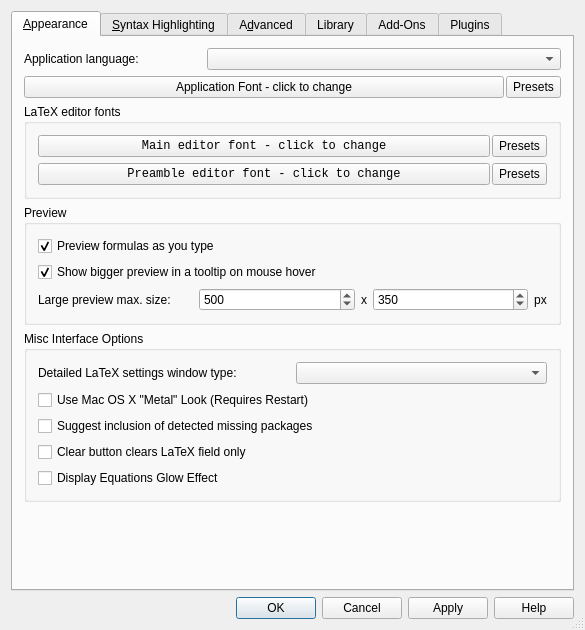
Before: the Qt Designer form src/klfsettings.ui in CryFeiFei/klatexformula, drawn with Qt 5.
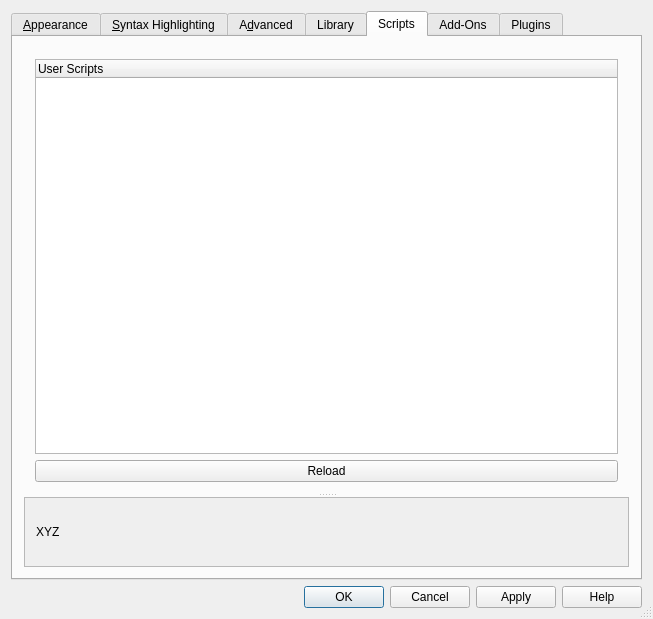
After: the same form once the commit is applied. The open tabs and pages were chosen to show the change. Icons and pictures are not drawn. Custom widgets are drawn as their Qt base class.

Commit message: * Settings Dialog tab for user scripts * started a stub for wikiscan library resource engine * user can add arbitrary UserScript PATHs in configuration file * some fixes & enhancements

Patch:
```diff
--- a/src/klfsettings.ui
+++ b/src/klfsettings.ui
@@ -10,8 +10,8 @@
    <rect>
     <x>0</x>
     <y>0</y>
-    <width>585</width>
-    <height>630</height>
+    <width>653</width>
+    <height>619</height>
    </rect>
   </property>
   <property name="minimumSize">
@@ -1565,6 +1565,76 @@
        </item>
       </layout>
      </widget>
+     <widget class="QWidget" name="tabUserScripts">
+      <attribute name="title">
+       <string>Scripts</string>
+      </attribute>
+      <layout class="QVBoxLayout" name="lyt_tabUserScripts">
+       <item>
+        <widget class="QSplitter" name="splitUserScripts">
+         <property name="orientation">
+          <enum>Qt::Vertical</enum>
+         </property>
+         <widget class="QWidget" name="layoutWidget">
+          <layout class="QGridLayout" name="lyt_UserScriptList">
+           <item row="0" column="0">
+            <widget class="QTreeWidget" name="lstUserScripts">
+             <property name="sizePolicy">
+              <sizepolicy hsizetype="Preferred" vsizetype="Expanding">
+               <horstretch>3</horstretch>
+               <verstretch>0</verstretch>
+              </sizepolicy>
+             </property>
+             <column>
+              <property name="text">
+               <string>User Scripts</string>
+              </property>
+             </column>
+            </widget>
+           </item>
+           <item row="1" column="0">
+            <widget class="QPushButton" name="btnReloadUserScripts">
+             <property name="text">
+              <string>Reload</string>
+             </property>
+            </widget>
+           </item>
+          </layout>
+         </widget>
+         <widget class="QScrollArea" name="scrlUserScriptInfo">
+          <property name="widgetResizable">
+           <bool>true</bool>
+          </property>
+          <widget class="QWidget" name="wUserScriptInfo">
+           <property name="geometry">
+            <rect>
+             <x>0</x>
+             <y>0</y>
+             <width>581</width>
+             <height>78</height>
+            </rect>
+           </property>
+           <layout class="QGridLayout" name="lyt_wUserScriptInfo">
+            <item row="0" column="0">
+             <widget class="QLabel" name="lblUserScriptInfo">
+              <property name="sizePolicy">
+               <sizepolicy hsizetype="Preferred" vsizetype="Preferred">
+                <horstretch>8</horstretch>
+                <verstretch>0</verstretch>
+               </sizepolicy>
+              </property>
+              <property name="text">
+               <string>XYZ</string>
+              </property>
+             </widget>
+            </item>
+           </layout>
+          </widget>
+         </widget>
+        </widget>
+       </item>
+      </layout>
+     </widget>
      <widget class="QWidget" name="tabAddOns">
       <attribute name="title">
        <string>Add-Ons</string>
```
Left out of the diff: 12 changed lines with no effect on the pictures. The commit also changes 17 other files.
